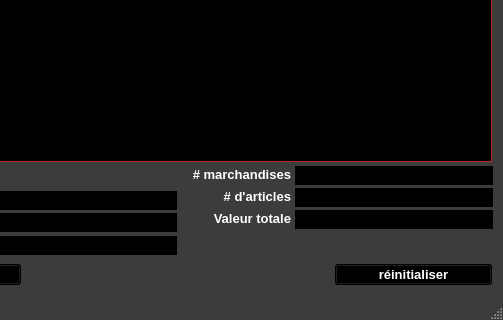
This is ui/yeroth-erp-marchandises-window.ui in xnoumbissinoundou/yeroth-erp-3.0 as Qt 5 draws it before an edit; both pictures show x 297 to 800 and y 280 to 600 of the 800 by 600 pixel window. The edited form follows.
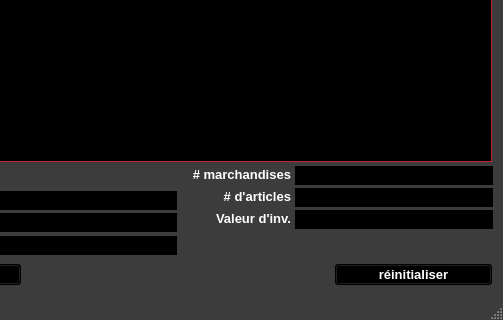
This is the edited form. Icons and pictures are not drawn. Custom widgets are drawn as their Qt base class.

Commit message: On branch master 	modified:   src/windows/yeroth-erp-marchandises-window.cpp 	modified:   src/windows/yeroth-erp-marchandises-window.hpp 	modified:   ui/yeroth-erp-marchandises-window.ui

```diff
--- a/ui/yeroth-erp-marchandises-window.ui
+++ b/ui/yeroth-erp-marchandises-window.ui
@@ -10566,7 +10566,7 @@
      </font>
     </property>
     <property name="text">
-     <string>Valeur totale</string>
+     <string>Valeur d'inv.</string>
     </property>
     <property name="alignment">
      <set>Qt::AlignRight|Qt::AlignTrailing|Qt::AlignVCenter</set>
```
Left out of the diff: 23 changed lines with no effect on the pictures. The commit also changes 2 other files.
